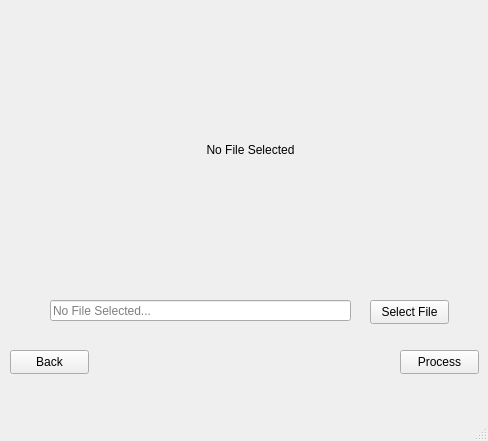
Old version of the form selection.ui in the repository Rolannnnnn/accreditsystem.
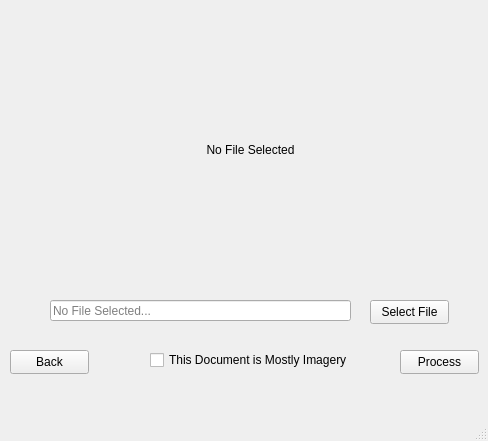
New version of the form.

The edit to the form file:
```diff
--- a/selection.ui
+++ b/selection.ui
@@ -88,6 +88,19 @@
      <set>Qt::AlignmentFlag::AlignCenter</set>
     </property>
    </widget>
+   <widget class="QCheckBox" name="isImageCB">
+    <property name="geometry">
+     <rect>
+      <x>150</x>
+      <y>350</y>
+      <width>201</width>
+      <height>20</height>
+     </rect>
+    </property>
+    <property name="text">
+     <string>This Document is Mostly Imagery</string>
+    </property>
+   </widget>
   </widget>
   <widget class="QMenuBar" name="menubar">
    <property name="geometry">
```
